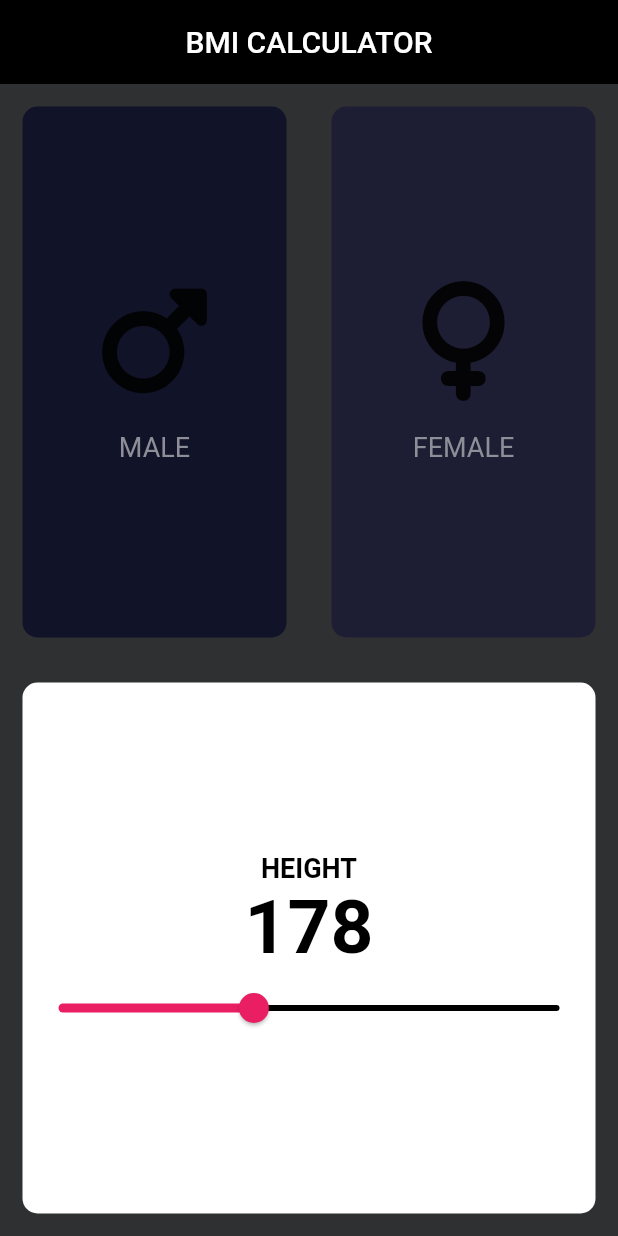
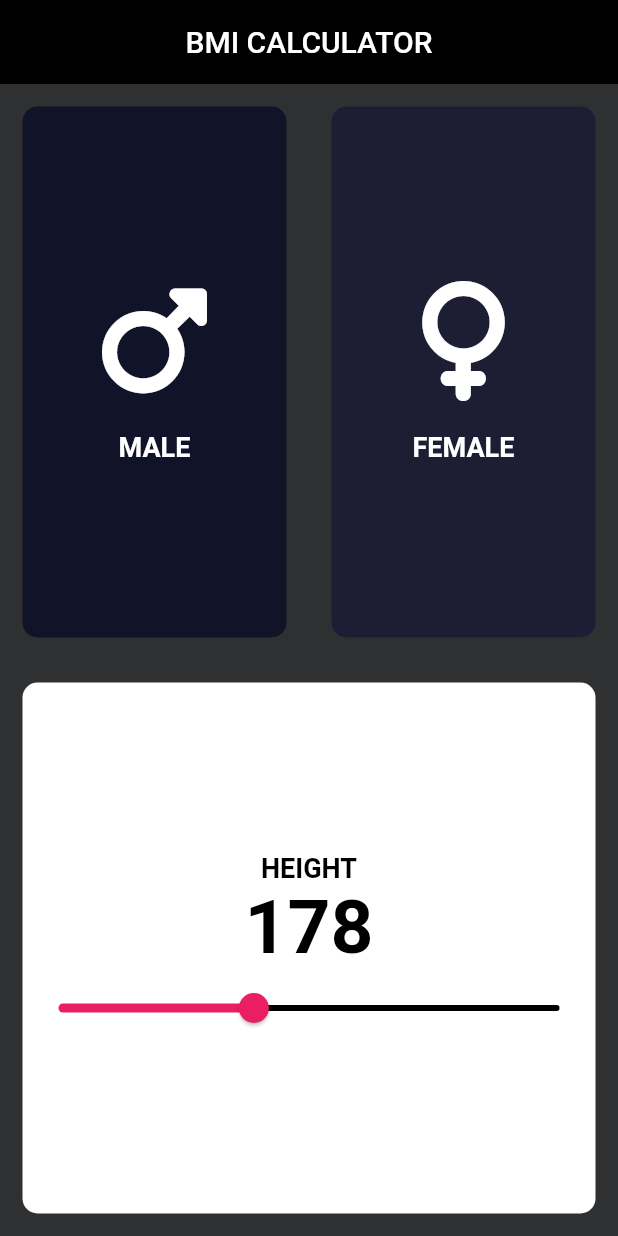
Before and after one commit to HEYKASHIF/Bmi_Calci, a Flutter app: the screen it shows after launch, on a phone screen of 412 x 824 dp. Run offline on Flutter 3.47's test engine with Material 2 defaults, Android fonts, the phone set to English and light mode, and no system bars; our stand-ins replace font_awesome_flutter.

Commit message:
3-may commit3

```diff
--- a/lib/widgets/Icon_Content.dart
+++ b/lib/widgets/Icon_Content.dart
@@ -13,6 +13,7 @@ class IconContent extends StatelessWidget {
         Icon(
           icon,
           size: 80,
+          color: Colors.white,
         ),
         SizedBox(
           height: 20,
@@ -20,10 +21,10 @@ class IconContent extends StatelessWidget {
         Text(
           label,
           style: TextStyle(
-              fontSize: 18,
-              color: Color(
-                0xFF8D8E98,
-              )),
+            fontSize: 18,
+            color: Colors.white,
+            fontWeight: FontWeight.bold,
+          ),
         )
       ],
     );
--- a/lib/widgets/Reusable_Card.dart
+++ b/lib/widgets/Reusable_Card.dart
@@ -18,7 +18,11 @@ class ReusableCard extends StatelessWidget {
         child: CardChild,
         margin: EdgeInsets.all(15),
         decoration: BoxDecoration(
-            color: color, borderRadius: BorderRadius.circular(10)),
+          color: color,
+          borderRadius: BorderRadius.circular(
+            10,
+          ),
+        ),
       ),
     );
   }
```
